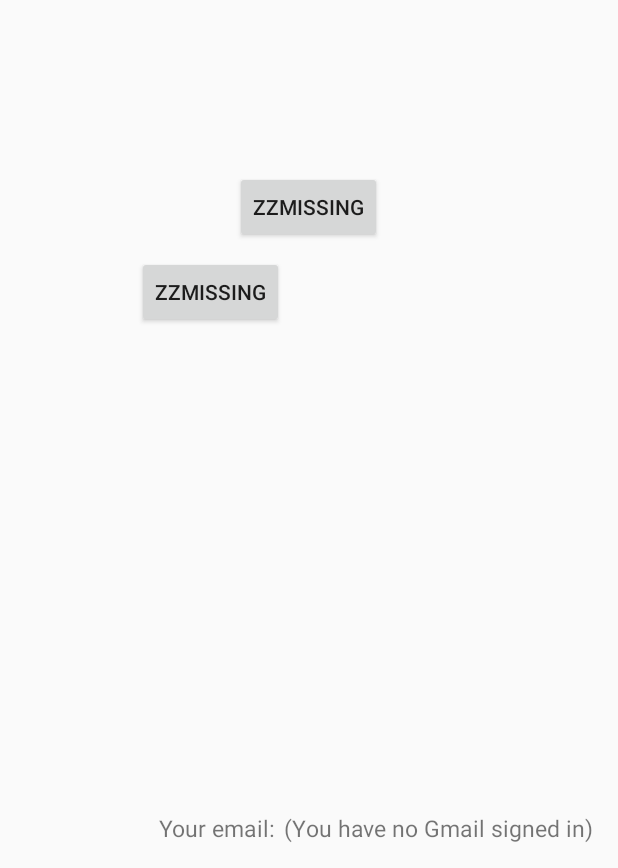
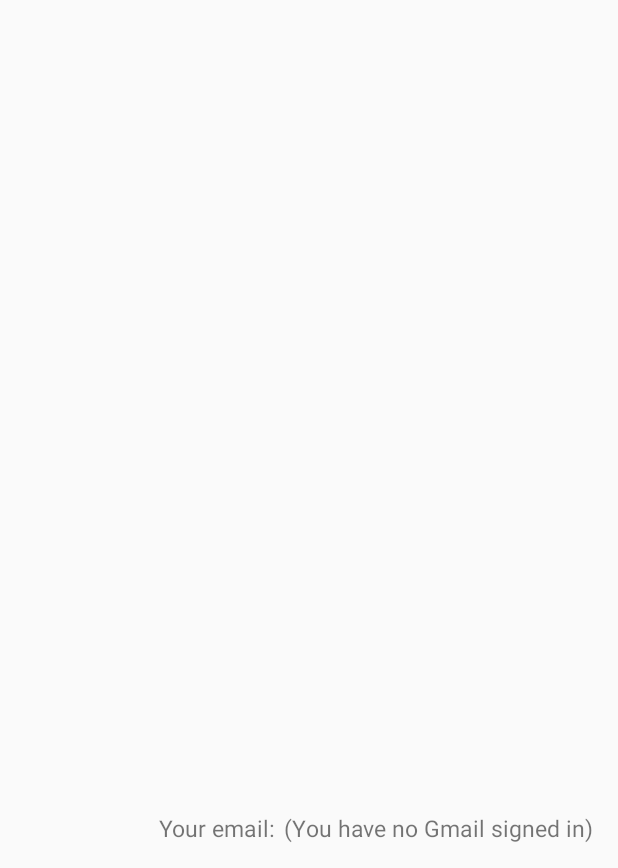
Before and after one commit to hudsonleung95/CoupleTones, an Android app: the screen it shows after launch (AddActivity), on a phone screen of 412 x 824 dp, the part 368-1236 px from its top. Run offline under Robolectric (Android 15) with nearby library versions, the light colour scheme and no system bars; 3 statements that could not run were skipped.

```diff
--- a/app/src/main/res/layout/layout_add.xml
+++ b/app/src/main/res/layout/layout_add.xml
@@ -53,7 +53,7 @@
         android:layout_centerHorizontal="true"
         android:textAlignment="center"/>-->
 
-    <Button
+   <!-- <Button
         android:layout_width="wrap_content"
         android:layout_height="wrap_content"
         android:text="@string/enter_App"
@@ -70,7 +70,7 @@
         android:layout_below="@+id/add_tv_logo"
         android:layout_centerHorizontal="true"
         android:layout_centerVertical="true"
-        android:layout_marginTop="114dp" />
+        android:layout_marginTop="114dp" />-->
     <FrameLayout
         android:id="@+id/snackbar_layout"
         android:layout_width="match_parent"
```
